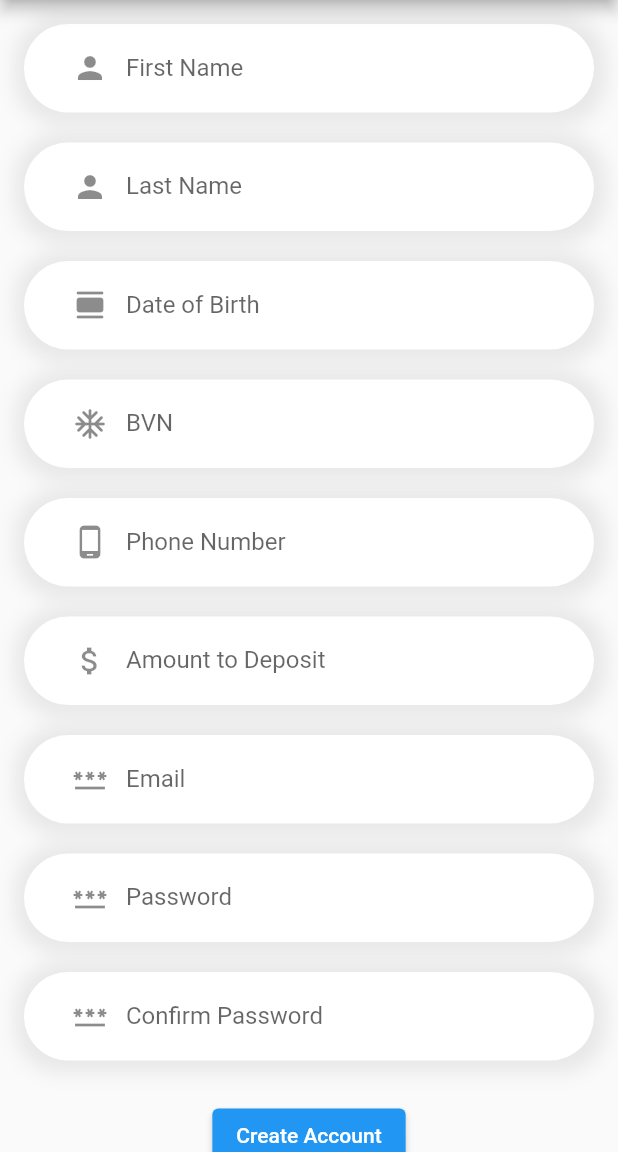
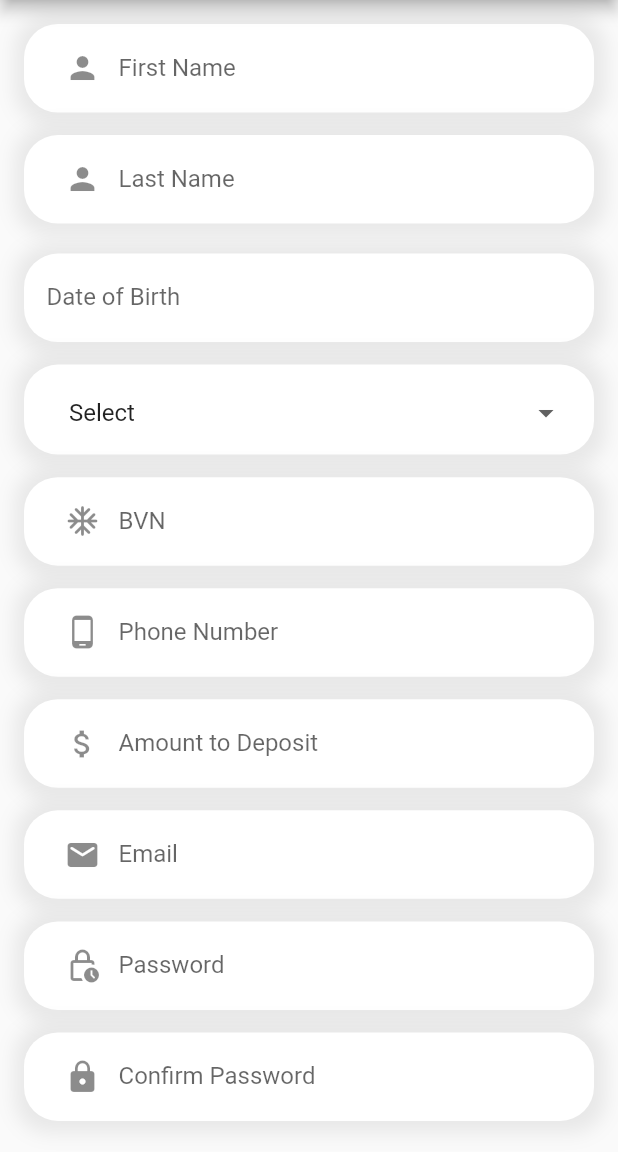
Before and after one commit to OLADISEA/bank-app, a Flutter app: the SignUp screen opened by its route, on a phone screen of 412 x 824 dp, the part 84-1236 px from its top. Run offline on Flutter 3.47's test engine with Material 2 defaults, Android fonts, the light colour scheme and no system bars; our stand-ins replace dots_indicator, email_validator, get, page_transition; missing offline and left inert: flutter_udid.

Commit message:
Refactored the user registration and signup process,

```diff
--- a/lib/Screens/sign_up.dart
+++ b/lib/Screens/sign_up.dart
@@ -2,7 +2,10 @@ import 'dart:math';
 import 'package:flutter/material.dart';
 import 'package:flutter_udid/flutter_udid.dart';
 import '../Utilities/card.dart';
+import '../Utilities/dimensions.dart';
 import 'log_in_page.dart';
+import 'package:intl/intl.dart'; // For date formatting
+
 
 
 class SignUp extends StatefulWidget {
@@ -18,17 +21,32 @@ class _SignUpState extends State<SignUp> {
   TextEditingController dobController = TextEditingController();
   TextEditingController bvnController = TextEditingController();
   TextEditingController phoneNumberController = TextEditingController();
-
   TextEditingController emailController = TextEditingController();
   TextEditingController passwordController = TextEditingController();
   TextEditingController confirmPasswordController = TextEditingController();
 
   final GlobalKey<FormState> _formKey = GlobalKey<FormState>();
+  final List<String> gender = ['Select','Male','Female'];
+  String userGender = '';
   late double amount;
   String customerId = 'UNKNOWN';
+  DateTime? selectedDate; // Holds the selected date
 
-
-
+  Future<void> _selectDate() async {
+    final DateTime? picked = await showDatePicker(
+      context: context,
+      initialDate: DateTime.now(), // Set the initial date
+      firstDate: DateTime(1900), // Set the earliest selectable date
+      lastDate: DateTime.now(), // Set the latest selectable date
+    );
+    if (picked != null && picked != selectedDate) {
+      setState(() {
+        selectedDate = picked;
+        dobController.text = DateFormat('yyyy-MM-dd').format(selectedDate!).toString();
+        //dobController.text = selectedDate;
+      });
+    }
+  }
 
   String generateAccountNumber() {
     Random random = Random();
@@ -56,13 +74,13 @@ class _SignUpState extends State<SignUp> {
       // Generate Customer ID using flutter_udid
       generateCustomerId().then((customerId) {
         String accountNumber = generateAccountNumber();
+        print(accountNumber);
 
         // Resetting form fields
         firstNameController.clear();
         lastNameController.clear();
         dobController.clear();
         bvnController.clear();
-
         emailController.clear();
         passwordController.clear();
         confirmPasswordController.clear();
@@ -87,7 +105,7 @@ class _SignUpState extends State<SignUp> {
 
         // Showing success message or navigate to the next screen
         ScaffoldMessenger.of(context).showSnackBar(
-          const SnackBar(content: Text('Signup successful!')),
+          const SnackBar(content: Text('Signup successful! Please log in')),
         );
         // Navigate to the login page with the user ID
         Future.delayed(const Duration(seconds: 2), () {
@@ -105,14 +123,15 @@ class _SignUpState extends State<SignUp> {
   }
 
   Future<String> generateCustomerId() async {
-    String _udid;
+    //Function to generate customer's ID
+    String id;
     try {
-      _udid = (await FlutterUdid.consistentUdid).toString();
+      id = (await FlutterUdid.consistentUdid).toString();
     } catch (e) {
       print('Failed to generate customers ID: $e');
       rethrow;
     }
-    customerId = _udid;
+    customerId = id;
     return customerId.substring(0,8);
   }
 
@@ -145,10 +164,10 @@ class _SignUpState extends State<SignUp> {
               crossAxisAlignment: CrossAxisAlignment.start,
               children: [
                 Container(
-                  padding: const EdgeInsets.only(left: 20),
+                  padding: EdgeInsets.only(left: Dimensions.height20),
                   decoration: BoxDecoration(
                     color: Colors.white,
-                    borderRadius: BorderRadius.circular(30),
+                    borderRadius: BorderRadius.circular(Dimensions.radius30),
                     boxShadow: [
                       BoxShadow(
                         spreadRadius: 7,
@@ -172,12 +191,12 @@ class _SignUpState extends State<SignUp> {
                     },
                   ),
                 ),
-                const SizedBox(height: 20,),
+                SizedBox(height: Dimensions.height20),
                 Container(
-                  padding: const EdgeInsets.only(left: 20),
+                  padding: EdgeInsets.only(left: Dimensions.height20),
                   decoration: BoxDecoration(
                     color: Colors.white,
-                    borderRadius: BorderRadius.circular(30),
+                    borderRadius: BorderRadius.circular(Dimensions.radius30),
                     boxShadow: [
                       BoxShadow(
                         spreadRadius: 7,
@@ -203,10 +222,10 @@ class _SignUpState extends State<SignUp> {
                 ),
                 const SizedBox(height: 20,),
                 Container(
-                  padding: const EdgeInsets.only(left: 20),
+                  padding: EdgeInsets.only(left: Dimensions.height20),
                   decoration: BoxDecoration(
                     color: Colors.white,
-                    borderRadius: BorderRadius.circular(30),
+                    borderRadius: BorderRadius.circular(Dimensions.radius30),
                     boxShadow: [
                       BoxShadow(
                         spreadRadius: 7,
@@ -218,24 +237,67 @@ class _SignUpState extends State<SignUp> {
                   ),
                   child: TextFormField(
                     controller: dobController,
-                    decoration: const InputDecoration(
-                        prefixIcon: Icon(Icons.calendar_view_day_rounded),
+                    readOnly: true, // Prevent direct editing of the field
+                    onTap: () {
+                      _selectDate();
+                    },
+                    decoration: InputDecoration(
                       border: InputBorder.none,
-                        labelText: 'Date of Birth'),
-                    validator: (value) {
-                      if (value!.isEmpty) {
-                        return 'Please enter your date of birth';
+                      labelText: 'Date of Birth',
+                      hintText:  selectedDate != null? dobController.text
+                          : 'Select Date',
+                    ),
+                  )
+
+                ),
+                SizedBox(height: Dimensions.height20),
+
+                Container(
+                  height: 60,
+                  padding: EdgeInsets.only(left: 30,right: 20,top: 20),
+
+                  decoration: BoxDecoration(
+                    color: Colors.white,
+                    borderRadius: BorderRadius.circular(Dimensions.radius30),
+                    boxShadow: [
+                    BoxShadow(
+                    spreadRadius: 7,
+                    blurRadius: 10,
+                    offset: const Offset(1, 1),
+                    color: Colors.grey.withOpacity(0.2),
+                  )]
+                  ),
+                  child: DropdownButtonFormField<String>(
+                    decoration: const InputDecoration.collapsed(hintText: ''),
+                    validator: (val){
+                      if(val=='Select'){
+                        return 'Choose a gender';
                       }
-                      return null;
+                    },
+                    value: userGender.isNotEmpty ? userGender : 'Select', // Use a unique value for initial selection
+                    items: gender.map((String val) {
+                      return DropdownMenuItem<String>(
+                        value: val,
+                        child: Text(val),
+                      );
+                    }).toList(),
+                    onChanged: (value) {
+                      setState(() {
+                        userGender = value!;
+                      });
                     },
                   ),
                 ),
-                const SizedBox(height: 20,),
+
+
+
+                SizedBox(height: Dimensions.height20),
+
                 Container(
-                  padding: const EdgeInsets.only(left: 20),
+                  padding: EdgeInsets.only(left: Dimensions.height20),
                   decoration: BoxDecoration(
                     color: Colors.white,
-                    borderRadius: BorderRadius.circular(30),
+                    borderRadius: BorderRadius.circular(Dimensions.radius30),
                     boxShadow: [
                       BoxShadow(
                         spreadRadius: 7,
@@ -262,12 +324,12 @@ class _SignUpState extends State<SignUp> {
                     },
                   ),
                 ),
-                const SizedBox(height: 20,),
+                SizedBox(height: Dimensions.height20,),
                 Container(
-                  padding: const EdgeInsets.only(left: 20),
+                  padding: EdgeInsets.only(left: Dimensions.height20),
                   decoration: BoxDecoration(
                     color: Colors.white,
-                    borderRadius: BorderRadius.circular(30),
+                    borderRadius: BorderRadius.circular(Dimensions.radius30),
                     boxShadow: [
                       BoxShadow(
                         spreadRadius: 7,
@@ -291,12 +353,12 @@ class _SignUpState extends State<SignUp> {
                     },
                   ),
                 ),
-                const SizedBox(height: 20,),
+                SizedBox(height: Dimensions.height20,),
                 Container(
-                padding: const EdgeInsets.only(left: 20),
+                  padding: EdgeInsets.only(left: Dimensions.height20),
                   decoration: BoxDecoration(
                     color: Colors.white,
-                  borderRadius: BorderRadius.circular(30),
+                    borderRadius: BorderRadius.circular(Dimensions.radius30),
                     boxShadow: [
                       BoxShadow(
                         spreadRadius: 7,
@@ -325,13 +387,13 @@ class _SignUpState extends State<SignUp> {
                     },
                   ),
                 ),
-                const SizedBox(height: 20,),
+                SizedBox(height: Dimensions.height20),
 
                 Container(
-                  padding: const EdgeInsets.only(left: 20),
+                  padding: EdgeInsets.only(left: Dimensions.height20),
                   decoration: BoxDecoration(
                     color: Colors.white,
-                    borderRadius: BorderRadius.circular(30),
+                    borderRadius: BorderRadius.circular(Dimensions.radius30),
                     boxShadow: [
                       BoxShadow(
                         spreadRadius: 7,
@@ -344,7 +406,7 @@ class _SignUpState extends State<SignUp> {
                   child: TextFormField(
                     controller: emailController,
                     decoration: const InputDecoration(
-                        prefixIcon: Icon(Icons.password_sharp),
+                        prefixIcon: Icon(Icons.email_rounded),
                         border: InputBorder.none,
                         labelText: 'Email'),
                     validator: (value) {
@@ -356,12 +418,12 @@ class _SignUpState extends State<SignUp> {
                     },
                   ),
                 ),
-                const SizedBox(height: 20,),
+                SizedBox(height: Dimensions.height20,),
                 Container(
-                  padding: const EdgeInsets.only(left: 20),
+                  padding: EdgeInsets.only(left: Dimensions.height20),
                   decoration: BoxDecoration(
                     color: Colors.white,
-                    borderRadius: BorderRadius.circular(30),
+                    borderRadius: BorderRadius.circular(Dimensions.radius30),
                     boxShadow: [
                       BoxShadow(
                         spreadRadius: 7,
@@ -375,24 +437,26 @@ class _SignUpState extends State<SignUp> {
                     controller: passwordController,
                     decoration: const InputDecoration(
                         border: InputBorder.none,
-                        prefixIcon: Icon(Icons.password_sharp),
+                        prefixIcon: Icon(Icons.lock_clock_outlined),
                         labelText: 'Password'),
                     obscureText: true,
                     validator: (value) {
                       if (value!.isEmpty) {
                         return 'Please enter a password';
+                      }else if(value.length < 6){
+                        return 'password must be at least 6 characters';
                       }
 
                       return null;
                     },
                   ),
                 ),
-                const SizedBox(height: 20,),
+                SizedBox(height: Dimensions.height20,),
                 Container(
-                  padding: const EdgeInsets.only(left: 20),
+                  padding: EdgeInsets.only(left: Dimensions.height20),
                   decoration: BoxDecoration(
                     color: Colors.white,
-                    borderRadius: BorderRadius.circular(30),
+                    borderRadius: BorderRadius.circular(Dimensions.radius30),
                     boxShadow: [
                       BoxShadow(
                         spreadRadius: 7,
@@ -407,7 +471,7 @@ class _SignUpState extends State<SignUp> {
                     decoration: const InputDecoration(
                         labelText: 'Confirm Password',
                         border: InputBorder.none,
-                        prefixIcon: Icon(Icons.password_sharp)
+                        prefixIcon: Icon(Icons.lock)
                     ),
                     obscureText: true,
                     validator: (value) {
@@ -421,7 +485,7 @@ class _SignUpState extends State<SignUp> {
                     },
                   ),
                 ),
-                const SizedBox(height: 26.0),
+                const SizedBox(height: 25.0),
                 Center(
                   child: ElevatedButton(
                     onPressed: _submitForm,
```
Lines whose indentation alone changed are shown as unchanged.
